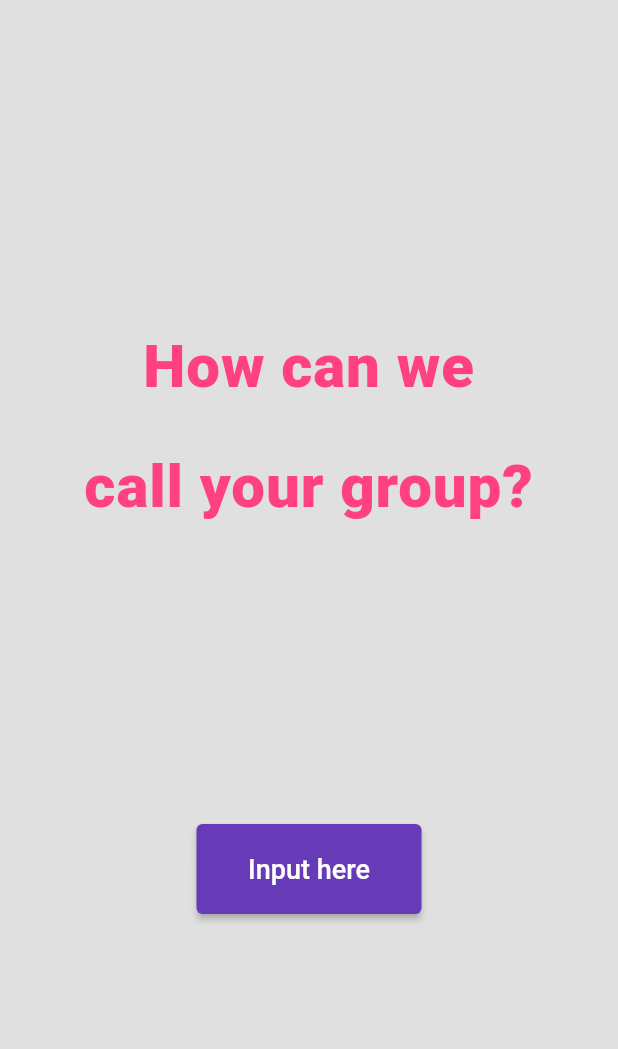
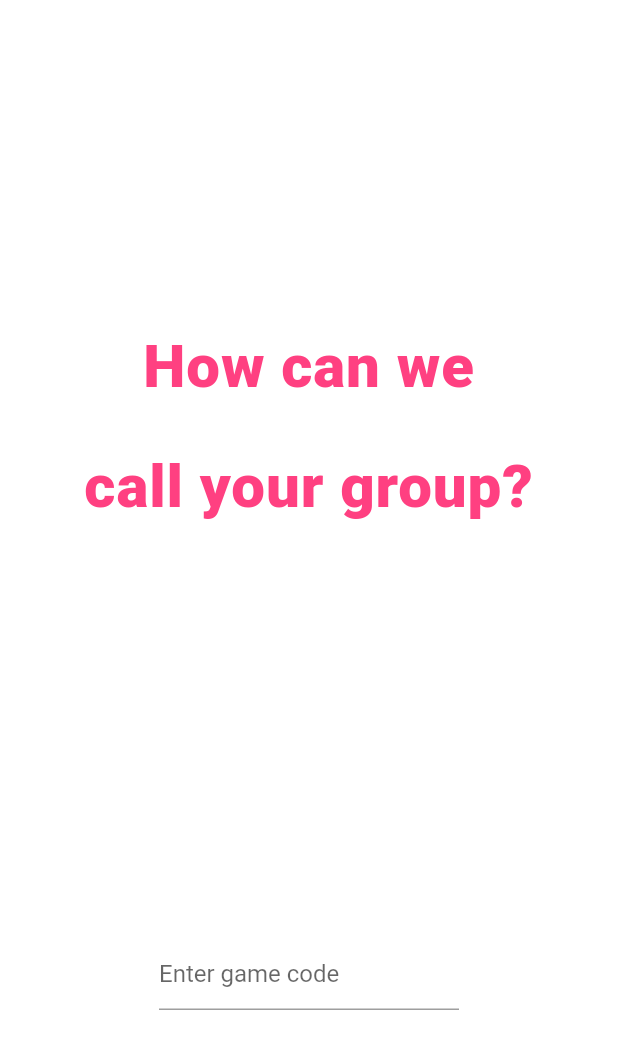
Before and after one commit to tnlong311/trivia-app, a Flutter app: the TeamFormationPage screen opened by its route, on a phone screen of 412 x 824 dp. Shown: the top 1049 px of the screen. Run offline on Flutter 3.47's test engine with Material 2 defaults, Android fonts, the phone set to English and light mode, and no system bars.

Commit message:
string input box for welcome page

```diff
--- a/lib/main.dart
+++ b/lib/main.dart
@@ -19,7 +19,7 @@ class MyApp extends StatelessWidget {
       title: 'Trivia App',
       debugShowCheckedModeBanner: false,
       theme: ThemeData(
-        backgroundColor: Colors.black12,
+        backgroundColor: Colors.white,
         primarySwatch: Colors.deepPurple,
       ),
       initialRoute: LandingPage.routeName,
--- a/lib/views/pages/landing_page.dart
+++ b/lib/views/pages/landing_page.dart
@@ -1,14 +1,17 @@
 import 'package:flutter/material.dart';
 import 'package:trivia_app/consts/app_styles.dart';
 import 'package:trivia_app/views/pages/team_formation_page.dart';
-import 'package:trivia_app/views/widgets/InputValidate.dart';
+import 'package:trivia_app/views/widgets/CustomTextField1.dart';
 
 class LandingPage extends StatelessWidget {
   static const routeName = "/";
+
   const LandingPage({Key? key}) : super(key: key);
 
   @override
   Widget build(BuildContext context) {
+    final isKeyboard = MediaQuery.of(context).viewInsets.bottom != 0;
+
     return Scaffold(
       backgroundColor: Theme.of(context).backgroundColor,
       body: Column(
@@ -18,9 +21,7 @@ class LandingPage extends StatelessWidget {
               child: Center(
                 child: RichText(
                   textAlign: TextAlign.center,
-                  text: const TextSpan(
-                      style: triviaHeading1,
-                      children: [
+                  text: const TextSpan(style: triviaHeading1, children: [
                     TextSpan(text: "Welcome to\n"),
                     TextSpan(
                       text: "Trivia Night\n",
@@ -30,18 +31,17 @@ class LandingPage extends StatelessWidget {
                       ),
                     ),
                     TextSpan(text: "with STEM club!"),
-                      ]
+                  ]),
                 ),
-                ),
-              )
-          ),
-          const Expanded(
+              )),
+          Expanded(
               flex: 1,
               child: Align(
                 alignment: Alignment.topCenter,
-                child: InputValidate(routeName: TeamFormationPage.routeName),
-              )
-          )
+                child: CustomTextField1(
+                    routeName: TeamFormationPage.routeName,
+                    isKeyboard: isKeyboard),
+              ))
         ],
       ),
     );
--- a/lib/views/pages/team_formation_page.dart
+++ b/lib/views/pages/team_formation_page.dart
@@ -1,7 +1,7 @@
 import 'package:flutter/material.dart';
 
 import '../../consts/app_styles.dart';
-import '../widgets/InputValidate.dart';
+import '../widgets/CustomTextField1.dart';
 import 'lobby_page.dart';
 
 class TeamFormationPage extends StatelessWidget {
@@ -10,6 +10,8 @@ class TeamFormationPage extends StatelessWidget {
 
   @override
   Widget build(BuildContext context) {
+    final isKeyboard = MediaQuery.of(context).viewInsets.bottom != 0;
+
     return Scaffold(
       backgroundColor: Theme.of(context).backgroundColor,
       body: Column(
@@ -28,11 +30,13 @@ class TeamFormationPage extends StatelessWidget {
                 ),
               )
           ),
-          const Expanded(
+          Expanded(
               flex: 1,
               child: Align(
                 alignment: Alignment.topCenter,
-                child: InputValidate(routeName: LobbyPage.routeName),
+                child: CustomTextField1(
+                    routeName: LobbyPage.routeName,
+                    isKeyboard: isKeyboard),
               )
           )
         ],
--- /dev/null
+++ b/lib/views/widgets/CustomTextField1.dart
@@ -0,0 +1,66 @@
+import 'package:flutter/cupertino.dart';
+import 'package:flutter/material.dart';
+
+class CustomTextField1 extends StatefulWidget {
+  const CustomTextField1(
+      {Key? key, required this.routeName, required this.isKeyboard})
+      : super(key: key);
+
+  final String routeName;
+  final bool isKeyboard;
+
+  // final Function customValidate;
+
+  @override
+  State<CustomTextField1> createState() => _CustomTextField1State();
+}
+
+class _CustomTextField1State extends State<CustomTextField1> {
+  final _formKey = GlobalKey<FormState>();
+  final TextEditingController _controller = TextEditingController();
+
+  @override
+  Widget build(BuildContext context) {
+    return Container(
+      width: 200,
+      height: 200,
+      child: Row(children: [
+        Expanded(
+          flex: 3,
+          child: Form(
+            key: _formKey,
+            child: TextFormField(
+              validator: (value) {
+                if (value == null || value.isEmpty) {
+                  return 'Please enter some text';
+                }
+                return null;
+              },
+              controller: _controller,
+              decoration: const InputDecoration(
+                hintText: "Enter game code",
+                // labelText: "Hello",
+                // errorText: "Please fill in",
+              ),
+            ),
+          ),
+        ),
+        widget.isKeyboard
+            ? Expanded(
+                child: IconButton(
+                  icon: const Icon(Icons.navigate_next),
+                  iconSize: 40,
+                  onPressed: () {
+                    // print(widget.isKeyboard);
+                    // print(_controller.text);
+                    if (_formKey.currentState!.validate()) {
+                      Navigator.pushNamed(context, this.widget.routeName);
+                    }
+                  },
+                ),
+              )
+            : const SizedBox.shrink(),
+      ]),
+    );
+  }
+}
--- a/lib/views/widgets/InputValidate.dart
+++ /dev/null
@@ -1,22 +0,0 @@
-import 'package:flutter/cupertino.dart';
-import 'package:flutter/material.dart';
-
-class InputValidate extends StatelessWidget{
-  const InputValidate ({Key? key, required this.routeName}) : super(key: key);
-
-  final String routeName;
-
-  @override
-  Widget build(BuildContext context) {
-    return ElevatedButton(
-      style: ElevatedButton.styleFrom(
-        fixedSize: const Size(150, 60),
-      ),
-      child: const Text('Input here', style: TextStyle(fontSize: 18)),
-      onPressed: () {
-        Navigator.pushNamed(context, this.routeName);
-      },
-    );
-  }
-
-}
```
Lines whose indentation alone changed are shown as unchanged.
